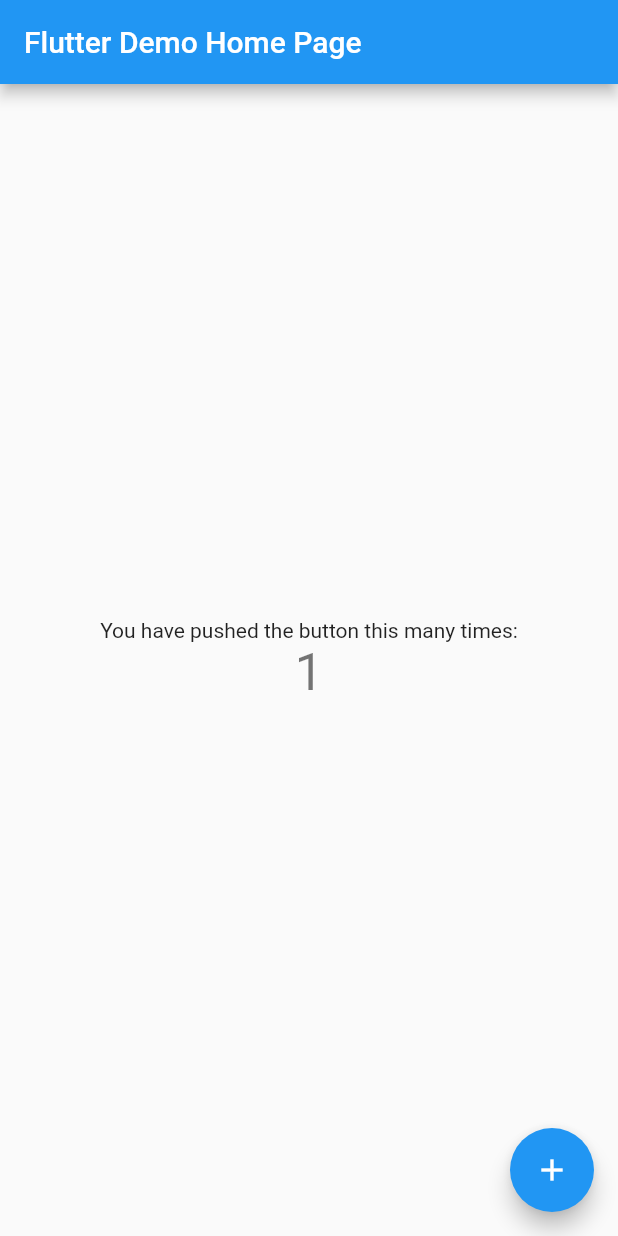
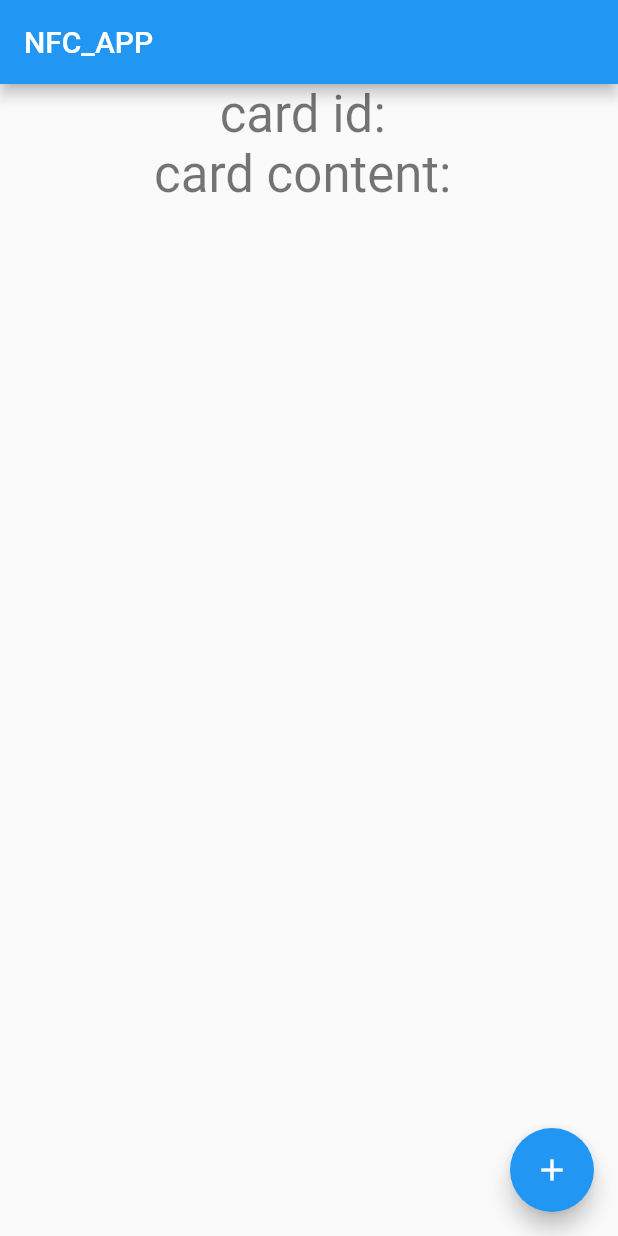
Before and after one commit to Urotea/flutter_nfc_sample, a Flutter app: the screen it shows after launch, after a tap on the "add" icon, on a phone screen of 412 x 824 dp. Run offline on Flutter 3.47's test engine with Material 2 defaults, Android fonts, the phone set to English and light mode, and no system bars; our stand-ins replace equatable, flutter_redux, freezed_annotation, redux; missing offline and left inert: flutter_nfc_reader; generated files the repository leaves out were written again.

Commit message:
NFCが読めるようになった

```diff
--- /dev/null
+++ b/analysis_options.yaml
@@ -0,0 +1,4 @@
+analyzer:
+  exclude:
+    - lib/**/*.freezed.dart
+    - lib/**/*.g.dart
--- /dev/null
+++ b/lib/actions/app_actions.dart
@@ -0,0 +1,9 @@
+import 'package:freezed_annotation/freezed_annotation.dart';
+
+part 'app_actions.freezed.dart';
+
+@freezed
+abstract class AppActions with _$AppActions {
+  const factory AppActions.listenStartButtonTapped() = ListenStartButtonTapped;
+  const factory AppActions.nfcListened(String cardId, String content) = NfcListened;
+}
--- a/lib/main.dart
+++ b/lib/main.dart
@@ -1,37 +1,51 @@
+import 'package:equatable/equatable.dart';
 import 'package:flutter/material.dart';
 import 'package:flutter_nfc_reader/flutter_nfc_reader.dart';
+import 'package:flutter_redux/flutter_redux.dart';
+import 'package:nfc_sample/actions/app_actions.dart';
+import 'package:nfc_sample/reducers/nfc_reducer.dart';
+import 'package:nfc_sample/state/nfc_state.dart';
+import 'package:redux/redux.dart';
+
+import 'middleware/nfc_middleware.dart';
 
 void main() {
-  runApp(MyApp());
+  final store = Store<NfcState>(
+    nfcReducer,
+    initialState: NfcState(),
+    middleware: [nfcMiddleware],
+  );
+  runApp(MyApp(store: store, title: "NFC_APP"));
 }
 
 class MyApp extends StatelessWidget {
-  // This widget is the root of your application.
+  final Store<NfcState> store;
+  final String title;
+
+  MyApp({Key key, @required this.store, @required this.title})
+      : super(key: key);
+
   @override
   Widget build(BuildContext context) {
-    FlutterNfcReader.read().then((value) => print("id: ${value.id}, content: ${value.content}, status: ${value.status}"));
-    return MaterialApp(
+    FlutterNfcReader.read().then((value) => print(
+        "id: ${value.id}, content: ${value.content}, status: ${value.status}"));
+    return StoreProvider<NfcState>(
+      // Pass the store to the StoreProvider. Any ancestor `StoreConnector`
+      // Widgets will find and use this value as the `Store`.
+      store: store,
+      child: MaterialApp(
         title: 'Flutter Demo',
         theme: ThemeData(
-        // This is the theme of your application.
-        //
-        // Try running your application with "flutter run". You'll see the
-        // application has a blue toolbar. Then, without quitting the app, try
-        // changing the primarySwatch below to Colors.green and then invoke
-        // "hot reload" (press "r" in the console where you ran "flutter run",
-        // or simply save your changes to "hot reload" in a Flutter IDE).
-        // Notice that the counter didn't reset back to zero; the application
-        // is not restarted.
           primarySwatch: Colors.blue,
         ),
-      home: MyHomePage(title: 'Flutter Demo Home Page'),
+        home: MyHomePage(title: this.title),
+      ),
     );
   }
 }
 
-class MyHomePage extends StatefulWidget {
+class MyHomePage extends StatelessWidget {
   MyHomePage({Key key, this.title}) : super(key: key);
-
   // This widget is the home page of your application. It is stateful, meaning
   // that it has a State object (defined below) that contains fields that affect
   // how it looks.
@@ -42,24 +56,6 @@ class MyHomePage extends StatefulWidget {
   // always marked "final".
 
   final String title;
-
-  @override
-  _MyHomePageState createState() => _MyHomePageState();
-}
-
-class _MyHomePageState extends State<MyHomePage> {
-  int _counter = 0;
-
-  void _incrementCounter() {
-    setState(() {
-      // This call to setState tells the Flutter framework that something has
-      // changed in this State, which causes it to rerun the build method below
-      // so that the display can reflect the updated values. If we changed
-      // _counter without calling setState(), then the build method would not be
-      // called again, and so nothing would appear to happen.
-      _counter++;
-    });
-  }
 
   @override
   Widget build(BuildContext context) {
@@ -73,43 +69,44 @@ class _MyHomePageState extends State<MyHomePage> {
         appBar: AppBar(
           // Here we take the value from the MyHomePage object that was created by
           // the App.build method, and use it to set our appbar title.
-        title: Text(widget.title),
+          title: Text(this.title),
         ),
-      body: Center(
-        // Center is a layout widget. It takes a single child and positions it
-        // in the middle of the parent.
+        body: StoreConnector<NfcState, _BodyArgs>(
+          converter: (store) => _BodyArgs(
+            id: store.state.cardId,
+            content: store.state.content,
+          ),
+          builder: (context, arg) => Center(
             child: Column(
-          // Column is also a layout widget. It takes a list of children and
-          // arranges them vertically. By default, it sizes itself to fit its
-          // children horizontally, and tries to be as tall as its parent.
-          //
-          // Invoke "debug painting" (press "p" in the console, choose the
-          // "Toggle Debug Paint" action from the Flutter Inspector in Android
-          // Studio, or the "Toggle Debug Paint" command in Visual Studio Code)
-          // to see the wireframe for each widget.
-          //
-          // Column has various properties to control how it sizes itself and
-          // how it positions its children. Here we use mainAxisAlignment to
-          // center the children vertically; the main axis here is the vertical
-          // axis because Columns are vertical (the cross axis would be
-          // horizontal).
-          mainAxisAlignment: MainAxisAlignment.center,
-          children: <Widget>[
-            Text(
-              'You have pushed the button this many times:',
-            ),
-            Text(
-              '$_counter',
-              style: Theme.of(context).textTheme.headline4,
-            ),
+              children: [
+                Text("card id: ${arg.id}",
+                    style: Theme.of(context).textTheme.headline4),
+                Text("card content: ${arg.content}",
+                    style: Theme.of(context).textTheme.headline4),
               ],
             ),
           ),
-      floatingActionButton: FloatingActionButton(
-        onPressed: _incrementCounter,
+        ),
+        floatingActionButton: StoreConnector<NfcState, Function()>(
+          converter: (store) =>
+              () => store.dispatch(AppActions.listenStartButtonTapped()),
+          builder: (context, arg) => FloatingActionButton(
+            onPressed: arg,
             tooltip: 'Increment',
             child: Icon(Icons.add),
-      ), // This trailing comma makes auto-formatting nicer for build methods.
-    );
+          ),
+        ));
   }
 }
+
+class _BodyArgs extends Equatable {
+  final String id;
+  final String content;
+
+  _BodyArgs({@required this.id, @required this.content})
+      : assert(id != null),
+        assert(content != null);
+
+  @override
+  List<Object> get props => [id, content];
+}
--- /dev/null
+++ b/lib/middleware/nfc_middleware.dart
@@ -0,0 +1,23 @@
+import 'package:flutter_nfc_reader/flutter_nfc_reader.dart';
+import 'package:nfc_sample/actions/app_actions.dart';
+import 'package:nfc_sample/state/nfc_state.dart';
+import 'package:redux/redux.dart';
+
+void nfcMiddleware(
+      Store<NfcState> store, dynamic action, NextDispatcher next) {
+    // ログを出す
+    print(action);
+
+    if (action is NfcListened) {
+      next(action);
+      return;
+    }
+
+    if (action is ListenStartButtonTapped) {
+        if(store.state.listened) {
+          return;
+        }
+        next(action);
+        FlutterNfcReader.read().then((value) => store.dispatch(AppActions.nfcListened(value.id, value.content)));
+    }
+  }
--- /dev/null
+++ b/lib/reducers/nfc_reducer.dart
@@ -0,0 +1,14 @@
+import 'package:nfc_sample/state/nfc_state.dart';
+
+import '../actions/app_actions.dart';
+
+NfcState nfcReducer(NfcState state, dynamic action) {
+  final appActions = action as AppActions;
+
+  final newState = appActions.map(
+    nfcListened: (NfcListened value) => state.copyWith(cardId: value.cardId, content: value.content, listened: false),
+    listenStartButtonTapped: (ListenStartButtonTapped value) => state.copyWith(listened: true),
+  );
+
+  return newState;
+}
--- /dev/null
+++ b/lib/state/nfc_state.dart
@@ -0,0 +1,12 @@
+import 'package:freezed_annotation/freezed_annotation.dart';
+
+part 'nfc_state.freezed.dart';
+
+@freezed
+abstract class NfcState with _$NfcState {
+  factory NfcState({
+    @Default("") String cardId,
+    @Default("") String content,
+    @Default(false) bool listened,
+  }) = _NfcState;
+}
```
Also changed, not shown: pubspec.yaml (+10 -0 lines), lib/actions/app_actions.freezed.dart (added), lib/state/nfc_state.freezed.dart (added), pubspec.lock, 1 other file. Lines whose indentation alone changed are shown as unchanged.
